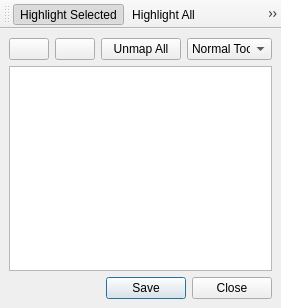
Before: the Qt Designer form src/Editor/WorldEditor/CPoiMapEditDialog.ui in AxioDL/PrimeWorldEditor, drawn with Qt 5.
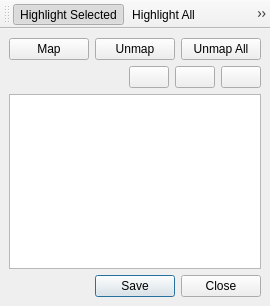
After: the same form once the commit is applied. Icons and pictures are not drawn.

```diff
--- a/src/Editor/WorldEditor/CPoiMapEditDialog.ui
+++ b/src/Editor/WorldEditor/CPoiMapEditDialog.ui
@@ -6,8 +6,8 @@
    <rect>
     <x>0</x>
     <y>0</y>
-    <width>274</width>
-    <height>308</height>
+    <width>263</width>
+    <height>306</height>
    </rect>
   </property>
   <property name="windowTitle">
@@ -16,11 +16,11 @@
   <widget class="QWidget" name="centralwidget">
    <layout class="QVBoxLayout" name="verticalLayout">
     <item>
-     <layout class="QHBoxLayout" name="horizontalLayout">
+     <layout class="QHBoxLayout" name="horizontalLayout_2">
       <item>
-       <widget class="QPushButton" name="AddMeshButton">
+       <widget class="QPushButton" name="MapMeshesButton">
         <property name="text">
-         <string/>
+         <string>Map</string>
         </property>
         <property name="icon">
          <iconset resource="../Icons.qrc">
@@ -32,9 +32,9 @@
        </widget>
       </item>
       <item>
-       <widget class="QPushButton" name="RemoveMeshButton">
+       <widget class="QPushButton" name="UnmapMeshesButton">
         <property name="text">
-         <string/>
+         <string>Unmap</string>
         </property>
         <property name="icon">
          <iconset resource="../Icons.qrc">
@@ -52,26 +52,10 @@
         </property>
        </widget>
       </item>
-      <item>
-       <widget class="QComboBox" name="ToolComboBox">
-        <property name="minimumSize">
-         <size>
-          <width>85</width>
-          <height>0</height>
-         </size>
-        </property>
-        <item>
-         <property name="text">
-          <string>Normal Tool</string>
-         </property>
-        </item>
-        <item>
-         <property name="text">
-          <string>Spray Can</string>
-         </property>
-        </item>
-       </widget>
-      </item>
+     </layout>
+    </item>
+    <item>
+     <layout class="QHBoxLayout" name="horizontalLayout">
       <item>
        <spacer name="horizontalSpacer">
         <property name="orientation">
@@ -85,6 +69,51 @@
         </property>
        </spacer>
       </item>
+      <item>
+       <widget class="QPushButton" name="AddPoiFromViewportButton">
+        <property name="toolTip">
+         <string>Add from Viewport</string>
+        </property>
+        <property name="text">
+         <string/>
+        </property>
+        <property name="icon">
+         <iconset resource="../Icons.qrc">
+          <normaloff>:/icons/SelectMode.png</normaloff>:/icons/SelectMode.png</iconset>
+        </property>
+        <property name="checkable">
+         <bool>true</bool>
+        </property>
+       </widget>
+      </item>
+      <item>
+       <widget class="QPushButton" name="AddPoiFromInstanceListButton">
+        <property name="toolTip">
+         <string>Add from Instance List</string>
+        </property>
+        <property name="text">
+         <string/>
+        </property>
+        <property name="icon">
+         <iconset resource="../Icons.qrc">
+          <normaloff>:/icons/Instances.png</normaloff>:/icons/Instances.png</iconset>
+        </property>
+       </widget>
+      </item>
+      <item>
+       <widget class="QPushButton" name="RemovePoiButton">
+        <property name="toolTip">
+         <string>Remove</string>
+        </property>
+        <property name="text">
+         <string/>
+        </property>
+        <property name="icon">
+         <iconset resource="../Icons.qrc">
+          <normaloff>:/icons/Minus v2.png</normaloff>:/icons/Minus v2.png</iconset>
+        </property>
+       </widget>
+      </item>
      </layout>
     </item>
     <item>
```
